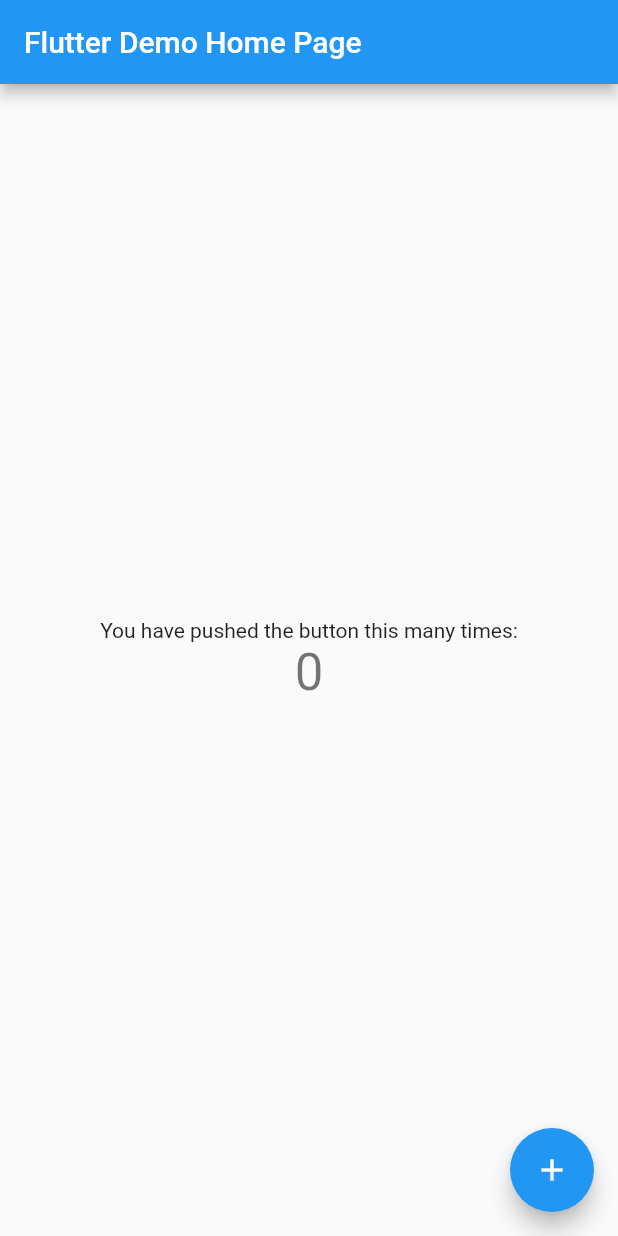
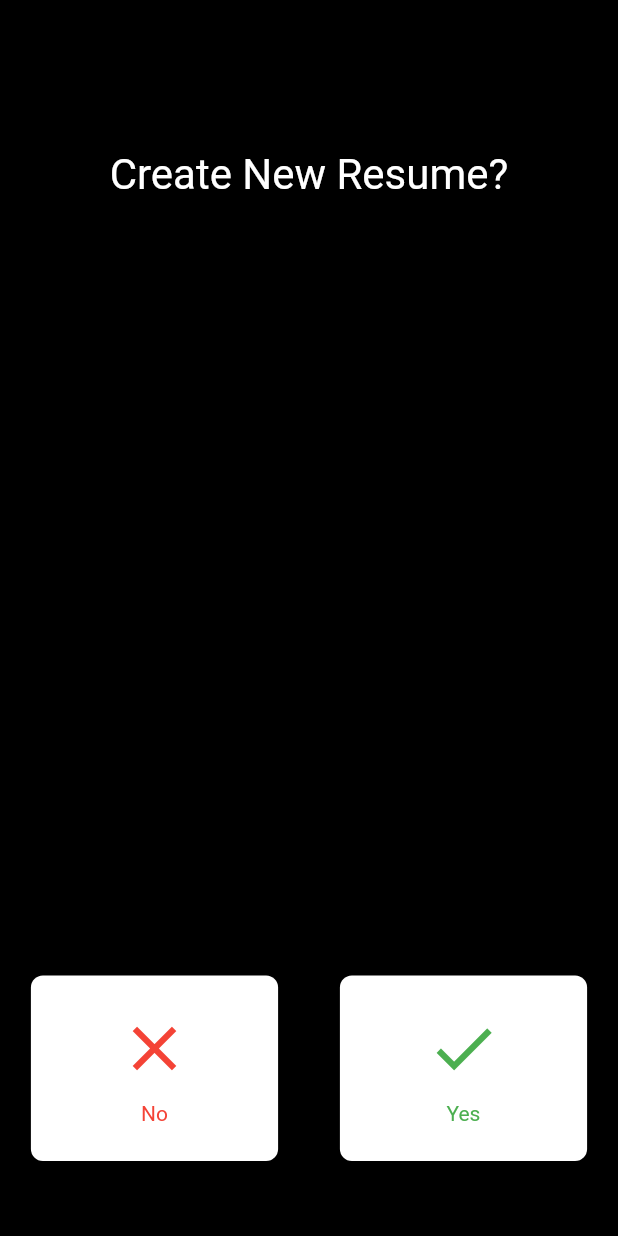
Before and after one commit to Jaimin-1998/resume_maker, a Flutter app: the screen it shows after launch, on a phone screen of 412 x 824 dp. Run offline on Flutter 3.47's test engine with Material 2 defaults, Android fonts, the phone set to English and light mode, and no system bars.

Commit message:
3 screens implemented

```diff
--- /dev/null
+++ b/resume_maker/lib/custom_widget/square_box.dart
@@ -0,0 +1,32 @@
+import 'package:flutter/material.dart';
+import 'package:flutter/rendering.dart';
+
+squareBox(BuildContext context,
+    {double? width,
+    double? height,
+    Color? color,
+    double? radius,
+    Widget? widget1,
+    Widget? widget2,
+    EdgeInsetsGeometry? padding,
+    EdgeInsetsGeometry? margin,
+    GestureTapCallback? onTap}) {
+  return GestureDetector(
+    onTap: onTap,
+    child: Container(
+      padding: padding,
+      margin: margin,
+      width: width,
+      height: height,
+      decoration: BoxDecoration(
+        color: color,
+        borderRadius: BorderRadius.circular(radius!),
+      ),
+      child: Column(
+        crossAxisAlignment: CrossAxisAlignment.center,
+        mainAxisAlignment: MainAxisAlignment.center,
+        children: [widget1!, const SizedBox(height: 10), widget2!],
+      ),
+    ),
+  );
+}
--- a/resume_maker/lib/main.dart
+++ b/resume_maker/lib/main.dart
@@ -1,115 +1,23 @@
 import 'package:flutter/material.dart';
+import 'package:resume_maker/screens/splash_screen.dart';
+import 'package:resume_maker/utils/constant.dart';
 
 void main() {
-  runApp(const MyApp());
+  runApp(MyApp());
 }
 
 class MyApp extends StatelessWidget {
   const MyApp({Key? key}) : super(key: key);
 
-  // This widget is the root of your application.
   @override
   Widget build(BuildContext context) {
     return MaterialApp(
-      title: 'Flutter Demo',
+      debugShowCheckedModeBanner: false,
       theme: ThemeData(
-        // This is the theme of your application.
-        //
-        // Try running your application with "flutter run". You'll see the
-        // application has a blue toolbar. Then, without quitting the app, try
-        // changing the primarySwatch below to Colors.green and then invoke
-        // "hot reload" (press "r" in the console where you ran "flutter run",
-        // or simply save your changes to "hot reload" in a Flutter IDE).
-        // Notice that the counter didn't reset back to zero; the application
-        // is not restarted.
-        primarySwatch: Colors.blue,
-      ),
-      home: const MyHomePage(title: 'Flutter Demo Home Page'),
+          canvasColor: AppConstant.clrBlack,
+          textTheme: const TextTheme(
+              headline1: TextStyle(color: AppConstant.clrWhite))),
+      home: const SplashScreen(),
     );
   }
 }
-
-class MyHomePage extends StatefulWidget {
-  const MyHomePage({Key? key, required this.title}) : super(key: key);
-
-  // This widget is the home page of your application. It is stateful, meaning
-  // that it has a State object (defined below) that contains fields that affect
-  // how it looks.
-
-  // This class is the configuration for the state. It holds the values (in this
-  // case the title) provided by the parent (in this case the App widget) and
-  // used by the build method of the State. Fields in a Widget subclass are
-  // always marked "final".
-
-  final String title;
-
-  @override
-  State<MyHomePage> createState() => _MyHomePageState();
-}
-
-class _MyHomePageState extends State<MyHomePage> {
-  int _counter = 0;
-
-  void _incrementCounter() {
-    setState(() {
-      // This call to setState tells the Flutter framework that something has
-      // changed in this State, which causes it to rerun the build method below
-      // so that the display can reflect the updated values. If we changed
-      // _counter without calling setState(), then the build method would not be
-      // called again, and so nothing would appear to happen.
-      _counter++;
-    });
-  }
-
-  @override
-  Widget build(BuildContext context) {
-    // This method is rerun every time setState is called, for instance as done
-    // by the _incrementCounter method above.
-    //
-    // The Flutter framework has been optimized to make rerunning build methods
-    // fast, so that you can just rebuild anything that needs updating rather
-    // than having to individually change instances of widgets.
-    return Scaffold(
-      appBar: AppBar(
-        // Here we take the value from the MyHomePage object that was created by
-        // the App.build method, and use it to set our appbar title.
-        title: Text(widget.title),
-      ),
-      body: Center(
-        // Center is a layout widget. It takes a single child and positions it
-        // in the middle of the parent.
-        child: Column(
-          // Column is also a layout widget. It takes a list of children and
-          // arranges them vertically. By default, it sizes itself to fit its
-          // children horizontally, and tries to be as tall as its parent.
-          //
-          // Invoke "debug painting" (press "p" in the console, choose the
-          // "Toggle Debug Paint" action from the Flutter Inspector in Android
-          // Studio, or the "Toggle Debug Paint" command in Visual Studio Code)
-          // to see the wireframe for each widget.
-          //
-          // Column has various properties to control how it sizes itself and
-          // how it positions its children. Here we use mainAxisAlignment to
-          // center the children vertically; the main axis here is the vertical
-          // axis because Columns are vertical (the cross axis would be
-          // horizontal).
-          mainAxisAlignment: MainAxisAlignment.center,
-          children: <Widget>[
-            const Text(
-              'You have pushed the button this many times:',
-            ),
-            Text(
-              '$_counter',
-              style: Theme.of(context).textTheme.headline4,
-            ),
-          ],
-        ),
-      ),
-      floatingActionButton: FloatingActionButton(
-        onPressed: _incrementCounter,
-        tooltip: 'Increment',
-        child: const Icon(Icons.add),
-      ), // This trailing comma makes auto-formatting nicer for build methods.
-    );
-  }
-}
--- /dev/null
+++ b/resume_maker/lib/screens/home_screen.dart
@@ -0,0 +1,79 @@
+import 'package:flutter/material.dart';
+import 'package:resume_maker/custom_widget/square_box.dart';
+import 'package:resume_maker/screens/work_experince_screen.dart';
+import 'package:resume_maker/utils/constant.dart';
+
+class HomeScreen extends StatefulWidget {
+  const HomeScreen({Key? key}) : super(key: key);
+
+  @override
+  State<HomeScreen> createState() => _HomeScreenState();
+}
+
+class _HomeScreenState extends State<HomeScreen> {
+  @override
+  Widget build(BuildContext context) {
+    return Scaffold(
+      body: Container(
+        padding: const EdgeInsets.only(bottom: 50, top: 100),
+        height: AppConstant.displayHeight(context),
+        width: AppConstant.displayWidth(context),
+        child: Column(
+          crossAxisAlignment: CrossAxisAlignment.stretch,
+          mainAxisAlignment: MainAxisAlignment.spaceBetween,
+          children: [
+            Text(AppConstant.strCreateNewResume,
+                textAlign: TextAlign.center,
+                style: AppConstant.textStyle(AppConstant.fontSize28)),
+            Row(
+              mainAxisAlignment: MainAxisAlignment.spaceAround,
+              crossAxisAlignment: CrossAxisAlignment.end,
+              children: [
+                squareBox(context,
+                    color: AppConstant.clrWhite,
+                    width: AppConstant.displayWidth(context) * 0.4,
+                    height: AppConstant.displayWidth(context) * 0.3,
+                    padding: const EdgeInsets.all(10),
+                    radius: 8,
+                    widget1: const Icon(
+                      Icons.close,
+                      color: AppConstant.clrRed,
+                      size: 50,
+                    ),
+                    widget2: const Text(
+                      AppConstant.strNo,
+                      style: TextStyle(color: AppConstant.clrRed),
+                    ),
+                    onTap: () => Navigator.push(
+                        context,
+                        MaterialPageRoute(
+                            builder: (context) =>
+                                const WorkExperienceScreen()))),
+                squareBox(context,
+                    color: AppConstant.clrWhite,
+                    width: AppConstant.displayWidth(context) * 0.4,
+                    height: AppConstant.displayWidth(context) * 0.3,
+                    padding: const EdgeInsets.all(10),
+                    radius: 8,
+                    widget1: const Icon(
+                      Icons.done,
+                      color: AppConstant.clrGreen,
+                      size: 50,
+                    ),
+                    widget2: const Text(
+                      AppConstant.strYes,
+                      style: TextStyle(color: AppConstant.clrGreen),
+                    ),
+                    onTap: () => Navigator.push(
+                        context,
+                        MaterialPageRoute(
+                            builder: (context) =>
+                                const WorkExperienceScreen()))),
+              ],
+            ),
+          ],
+        ),
+      ),
+    );
+  }
+}
--- /dev/null
+++ b/resume_maker/lib/utils/constant.dart
@@ -0,0 +1,51 @@
+import 'package:flutter/material.dart';
+
+class AppConstant {
+  //String
+  static const String appName = 'Resume Maker';
+  static const String strSplashScreen = 'Resume Maker \nApplication';
+  static const String strYes = 'Yes';
+  static const String strNo = 'No';
+  static const String strCreateNewResume = 'Create New Resume?';
+  static const String strDoYouHaveWorkExperience =
+      'Do you have work Experience?';
+  static const String strHighSchool = 'HighSchool';
+  static const String strCollege = 'College / University';
+  static const String strOther = 'Others';
+
+  //color
+  static const Color clrWhite = Color(0xffffffff);
+  static const Color clrBlack = Color(0xff000000);
+  static const Color clrTransparent = Color(0x00ffffff);
+  static const Color clrRed = Colors.red;
+  static const Color clrGreen = Colors.green;
+
+  //font-size
+  static const double titleFontSize32 = 32;
+  static const double fontSize15 = 15;
+  static const double fontSize18 = 18;
+  static const double fontSize17 = 17;
+  static const double fontSize12 = 12;
+  static const double fontSize11 = 11;
+  static const double fontSize10 = 10;
+  static const double fontSize16 = 16;
+  static const double fontSize20 = 20;
+  static const double fontSize14 = 14;
+  static const double fontSize13 = 13;
+  static const double fontSize24 = 24;
+  static const double fontSize28 = 28;
+
+  //Height and Width
+  static displayHeight(BuildContext context) {
+    return MediaQuery.of(context).size.height;
+  }
+
+  static displayWidth(BuildContext context) {
+    return MediaQuery.of(context).size.width;
+  }
+
+  //textStyle
+  static TextStyle textStyle(double? fontSize) {
+    return TextStyle(color: clrWhite, fontSize: fontSize);
+  }
+}
```
Also changed, not shown: resume_maker/lib/screens/level_of_study_screen.dart (added, +96 -0 lines), resume_maker/lib/screens/splash_screen.dart (added, +34 -0 lines), resume_maker/lib/screens/work_experince_screen.dart (added, +77 -0 lines).
